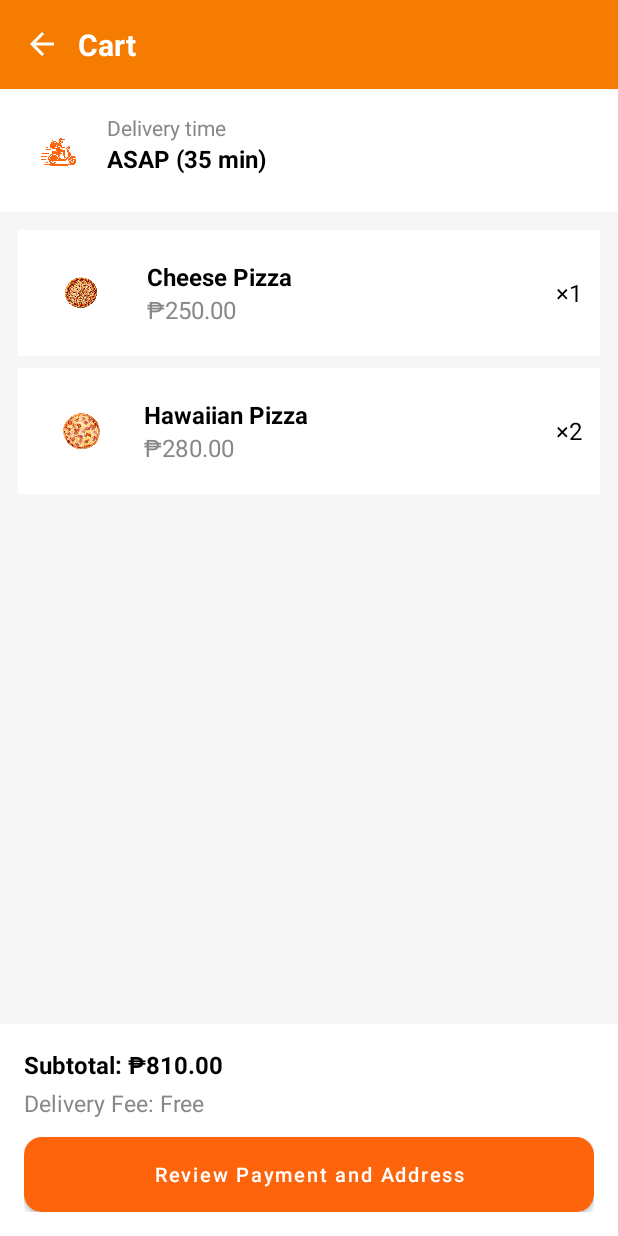
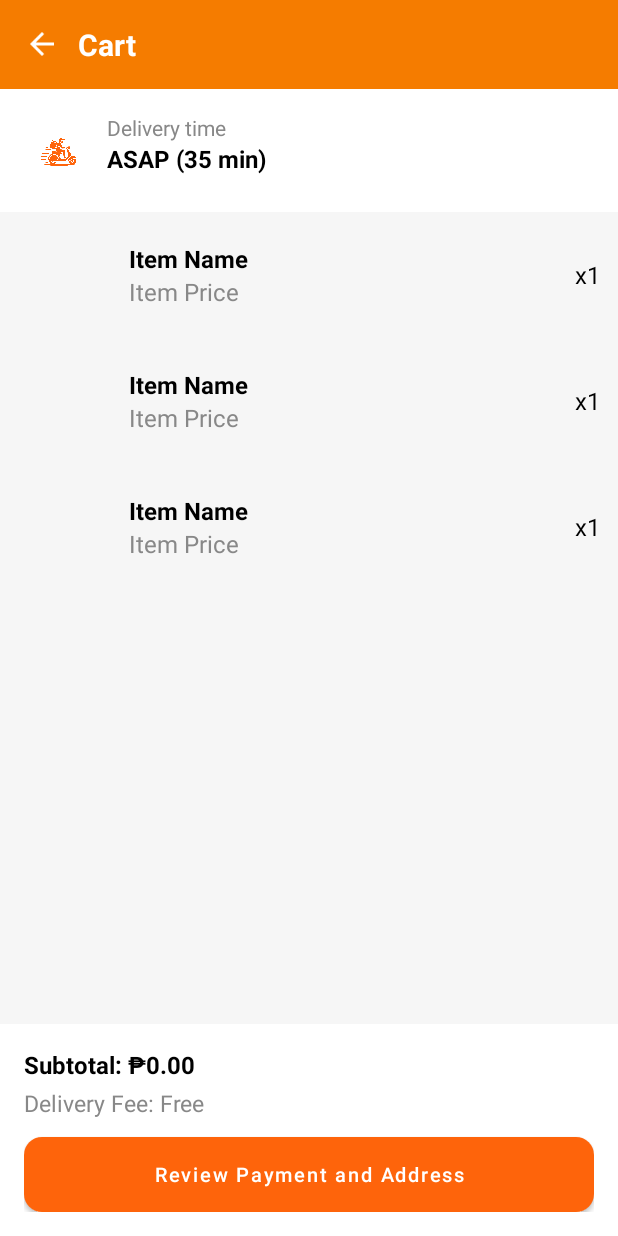
Before and after one commit to yncy0/midterm-app-dev, an Android app: the layout activity_cart.xml on its own in the app's theme, with its tools: preview values and no code run, on a phone screen of 412 x 824 dp. Run offline under Robolectric (Android 15) with nearby library versions, the phone set to English and light mode, and no system bars.

Commit message:
added: making items added to activity_cart.xml

```diff
--- a/app/src/main/res/layout/activity_cart.xml
+++ b/app/src/main/res/layout/activity_cart.xml
@@ -10,7 +10,7 @@
         android:layout_width="match_parent"
         android:layout_height="match_parent"
         android:background="@color/light_gray"
-        tools:context=".CartActivity">
+        tools:context=".CartFragment">
 
         <!-- Header -->
         <LinearLayout
@@ -80,118 +80,16 @@
         </LinearLayout>
 
         <!-- Cart Items -->
-        <ScrollView
-            android:id="@+id/scrollViewCart"
+        <androidx.recyclerview.widget.RecyclerView
+            android:id="@+id/cartRecyclerView"
             android:layout_width="0dp"
             android:layout_height="0dp"
             app:layout_constraintBottom_toTopOf="@+id/checkoutSection"
             app:layout_constraintEnd_toEndOf="parent"
             app:layout_constraintStart_toStartOf="parent"
-            app:layout_constraintTop_toBottomOf="@id/deliveryInfo">
-
-            <LinearLayout
-                android:layout_width="match_parent"
-                android:layout_height="wrap_content"
-                android:orientation="vertical"
-                android:padding="12dp">
-
-                <!-- Example Item 1 -->
-                <LinearLayout
-                    android:layout_width="match_parent"
-                    android:layout_height="wrap_content"
-                    android:layout_marginBottom="8dp"
-                    android:background="@color/white"
-                    android:gravity="center_vertical"
-                    android:orientation="horizontal"
-                    android:padding="12dp">
-
-                    <ImageView
-                        android:layout_width="60dp"
-                        android:layout_height="60dp"
-                        android:layout_marginEnd="14dp"
-                        android:contentDescription="Cheese Pizza"
-                        android:src="@drawable/pizza_cheese" />
-
-                    <LinearLayout
-                        android:layout_width="0dp"
-                        android:layout_height="wrap_content"
-                        android:layout_weight="1"
-                        android:orientation="vertical">
-
-                        <TextView
-                            android:layout_width="wrap_content"
-                            android:layout_height="wrap_content"
-                            android:text="Cheese Pizza"
-                            android:textColor="@color/black"
-                            android:textSize="16sp"
-                            android:textStyle="bold" />
-
-                        <TextView
-                            android:layout_width="wrap_content"
-                            android:layout_height="wrap_content"
-                            android:text="₱250.00"
-                            android:textColor="@color/gray"
-                            android:textSize="16sp" />/>
-
-                    </LinearLayout>
-
-                    <TextView
-                        android:layout_width="wrap_content"
-                        android:layout_height="wrap_content"
-                        android:text="×1"
-                        android:textColor="@color/black"
-                        android:textSize="16sp" />
-                </LinearLayout>
-
-                <!-- Example Item 2 -->
-                <LinearLayout
-                    android:layout_width="match_parent"
-                    android:layout_height="wrap_content"
-                    android:layout_marginBottom="8dp"
-                    android:background="@color/white"
-                    android:gravity="center_vertical"
-                    android:orientation="horizontal"
-                    android:padding="12dp">
-
-                    <ImageView
-                        android:layout_width="60dp"
-                        android:layout_height="60dp"
-                        android:layout_marginEnd="12dp"
-                        android:contentDescription="Hawaiian Pizza"
-                        android:src="@drawable/pizza_hawaiian" />
-
-                    <LinearLayout
-                        android:layout_width="0dp"
-                        android:layout_height="wrap_content"
-                        android:layout_weight="1"
-                        android:orientation="vertical">
-
-                        <TextView
-                            android:layout_width="wrap_content"
-                            android:layout_height="wrap_content"
-                            android:text="Hawaiian Pizza"
-                            android:textColor="@color/black"
-                            android:textSize="16sp"
-                            android:textStyle="bold" />
-
-                        <TextView
-                            android:layout_width="wrap_content"
-                            android:layout_height="wrap_content"
-                            android:text="₱280.00"
-                            android:textColor="@color/gray"
-                            android:textSize="16sp" />/>
-                    </LinearLayout>
-
-                    <TextView
-                        android:layout_width="wrap_content"
-                        android:layout_height="wrap_content"
-                        android:text="×2"
-                        android:textColor="@color/black"
-                        android:textSize="16sp" />
-                </LinearLayout>
-
-            </LinearLayout>
-        </ScrollView>
+            app:layout_constraintTop_toBottomOf="@id/deliveryInfo"
+            app:layoutManager="androidx.recyclerview.widget.LinearLayoutManager"
+            tools:listitem="@layout/item_cart" />
 
         <!-- Checkout Section -->
         <LinearLayout
@@ -204,9 +102,10 @@
             app:layout_constraintBottom_toBottomOf="parent">
 
             <TextView
+                android:id="@+id/subtotalTextView"
                 android:layout_width="match_parent"
                 android:layout_height="wrap_content"
-                android:text="Subtotal: ₱810.00"
+                android:text="Subtotal: ₱0.00"
                 android:textColor="@color/black"
                 android:textSize="16sp"
                 android:textStyle="bold" />
--- /dev/null
+++ b/app/src/main/res/layout/item_cart.xml
@@ -0,0 +1,49 @@
+<?xml version="1.0" encoding="utf-8"?>
+<LinearLayout xmlns:android="http://schemas.android.com/apk/res/android"
+    android:layout_width="match_parent"
+    android:layout_height="wrap_content"
+    android:orientation="horizontal"
+    android:padding="12dp"
+    android:gravity="center_vertical">
+
+    <ImageView
+        android:id="@+id/imgItem"
+        android:layout_width="60dp"
+        android:layout_height="60dp"
+        android:layout_marginEnd="14dp"
+        android:contentDescription="Item Image" />
+
+    <LinearLayout
+        android:layout_width="0dp"
+        android:layout_height="wrap_content"
+        android:layout_weight="1"
+        android:orientation="vertical">
+
+        <TextView
+            android:id="@+id/tvItemName"
+            android:layout_width="wrap_content"
+            android:layout_height="wrap_content"
+            android:text="Item Name"
+            android:textColor="@color/black"
+            android:textSize="16sp"
+            android:textStyle="bold" />
+
+        <TextView
+            android:id="@+id/tvItemPrice"
+            android:layout_width="wrap_content"
+            android:layout_height="wrap_content"
+            android:text="Item Price"
+            android:textColor="@color/gray"
+            android:textSize="16sp" />
+
+    </LinearLayout>
+
+    <TextView
+        android:id="@+id/tvItemQuantity"
+        android:layout_width="wrap_content"
+        android:layout_height="wrap_content"
+        android:text="x1"
+        android:textColor="@color/black"
+        android:textSize="16sp" />
+
+</LinearLayout>
```
Also changed, not shown: app/src/main/java/com/example/midterm_app_dev/CartAdapter.kt (added, +40 -0 lines), app/src/main/java/com/example/midterm_app_dev/CartFragment.kt (+19 -1 lines), app/src/main/java/com/example/midterm_app_dev/FoodDetailsFragment.kt (+11 -0 lines), app/src/main/java/com/example/midterm_app_dev/model/Cart.kt (added, +20 -0 lines).
